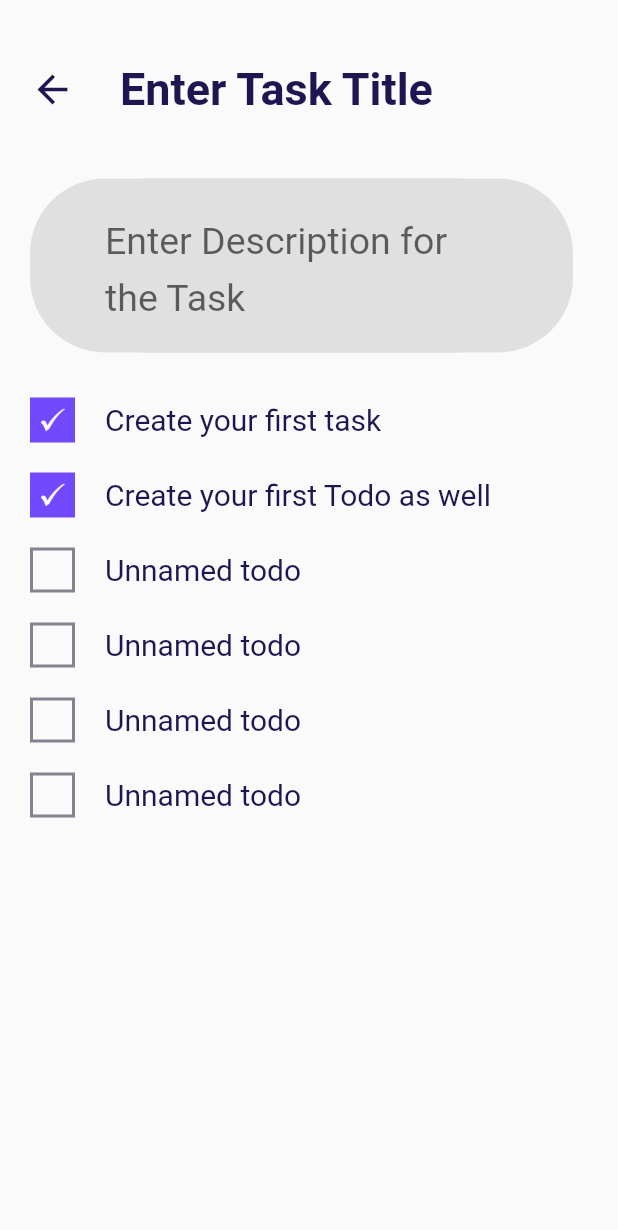
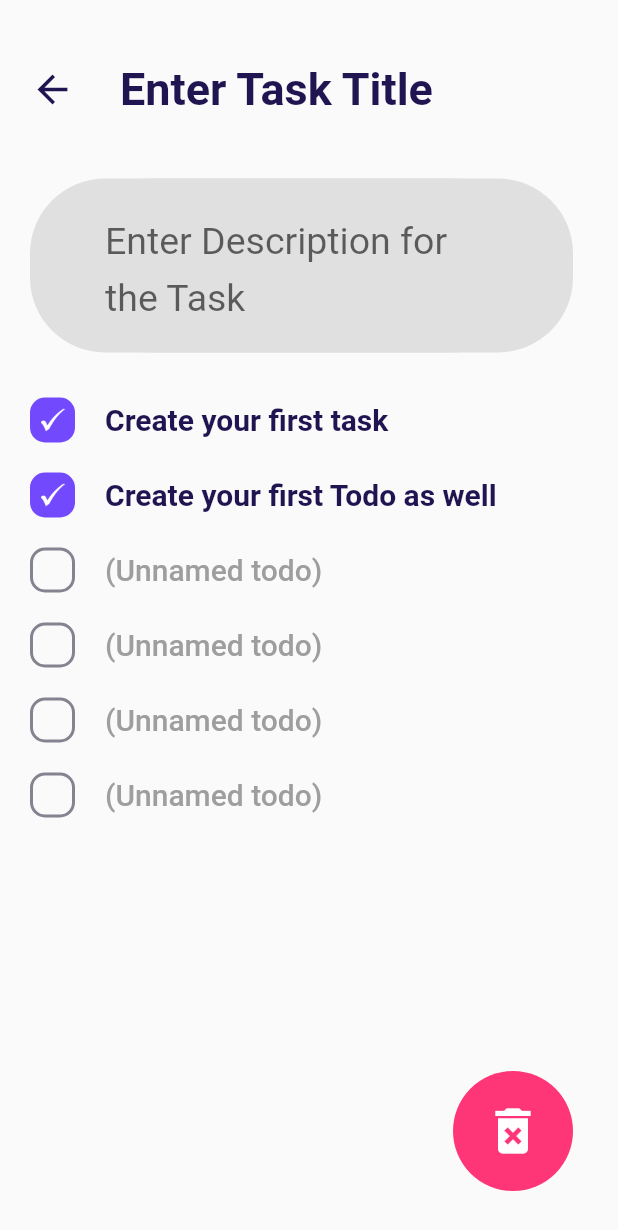
Before and after one commit to yemicoder/todo_app, a Flutter app: the TaskPage screen opened directly, on a phone screen of 412 x 824 dp. Shown: the top 1230 px of the screen. Run offline on Flutter 3.47's test engine with Material 2 defaults, Android fonts, the phone set to English and light mode, and no system bars; our stand-ins replace google_fonts.

Commit message:
added some more functionality to the task page UI

```diff
--- a/lib/screens/task_screen.dart
+++ b/lib/screens/task_screen.dart
@@ -14,11 +14,11 @@ class _TaskPageState extends State<TaskPage> {
   Widget build(BuildContext context) {
     return Scaffold(
       body: SafeArea(
-          child: ListView(
+          child: Container(
+                padding: EdgeInsets.only(top: 30, right: 30, left: 20, bottom: 30),
+                child: Stack(
                   children: [
-              Container(
-                padding: EdgeInsets.only(top: 30, right: 30, left: 20),
-                child: Column(
+                    Column(
                       mainAxisAlignment: MainAxisAlignment.start,
                       children: [
                         Row(
@@ -31,6 +31,9 @@ class _TaskPageState extends State<TaskPage> {
                                   size: 30, color: Color(0xff211551))),
                             SizedBox(width: 30,),
                             Expanded(child: TextField(
+                              onSubmitted: (value) {
+                                print("$value");
+                              },
                               decoration: InputDecoration(
                                 hintText: "Enter Task Title",
                                 hintStyle: TextStyle(
@@ -95,8 +98,27 @@ class _TaskPageState extends State<TaskPage> {
                         ),
                       ],
                     ),
+                    Positioned(
+                      bottom: 0.0,
+                      right: 0.0,
+                      child: GestureDetector(
+                        onTap: () {
+                          Navigator.push(context,
+                              MaterialPageRoute(builder: (context) => TaskPage()));
+                        },
+                        child: Container(
+                          height: 80,
+                          width: 80,
+                          decoration: BoxDecoration(
+                            color: Color(0xfffe3577),
+                            borderRadius: BorderRadius.circular(40),
+                          ),
+                          child: Icon(Icons.delete_forever, color: Colors.white, size: 40,),
+                        ),
+                      ),
                     ),
                   ],
+              ),
           ),
         ),
     );
--- a/lib/screens/tasks.dart
+++ b/lib/screens/tasks.dart
@@ -17,6 +17,7 @@ class Tasks extends StatelessWidget {
               height: 30,
               decoration: BoxDecoration(
                 color: isDone ? Color(0xff7349fe) : Colors.transparent,
+                borderRadius: BorderRadius.circular(10),
                 border: isDone ? null : Border.all(
                   color: Color(0xff868290),
                   width: 2
@@ -30,10 +31,11 @@ class Tasks extends StatelessWidget {
                 color: isDone ? Colors.white : Colors.transparent,),
             ),
             SizedBox(width: 20,),
-            Text(text ?? 'Unnamed todo',
+            Text(text ?? '(Unnamed todo)',
             style: TextStyle(
               fontSize: 20,
-              color: Color(0xff211551),
+              color: isDone ? Color(0xff211551) : Colors.grey,
+              fontWeight: isDone ? FontWeight.bold : FontWeight.w500,
             ),
             ),
           ],
```
Lines whose indentation alone changed are shown as unchanged.
